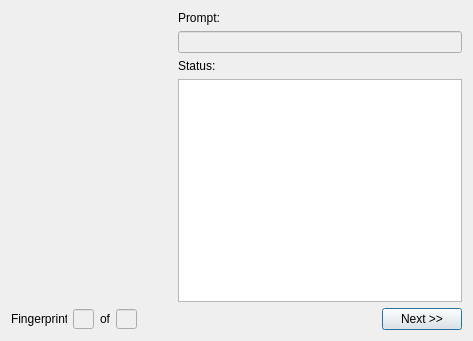
fashtop3/QT-biometrics-main, file fedialog.ui: the form before one commit.
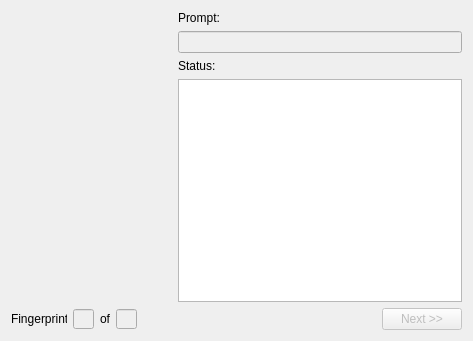
The form after the commit.

Patch:
```diff
--- a/fedialog.ui
+++ b/fedialog.ui
@@ -156,6 +156,9 @@
      </item>
      <item>
       <widget class="QPushButton" name="pushButtonNext">
+       <property name="enabled">
+        <bool>false</bool>
+       </property>
        <property name="text">
         <string>Next &gt;&gt;</string>
        </property>
```
